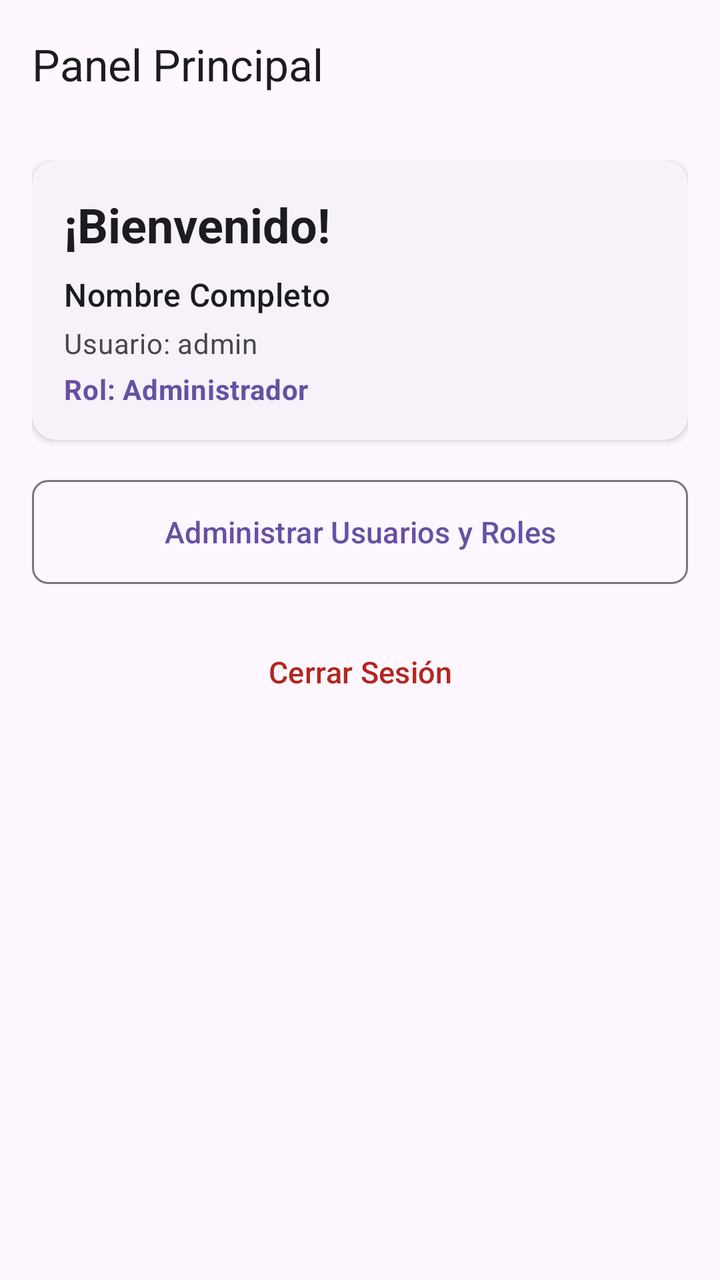
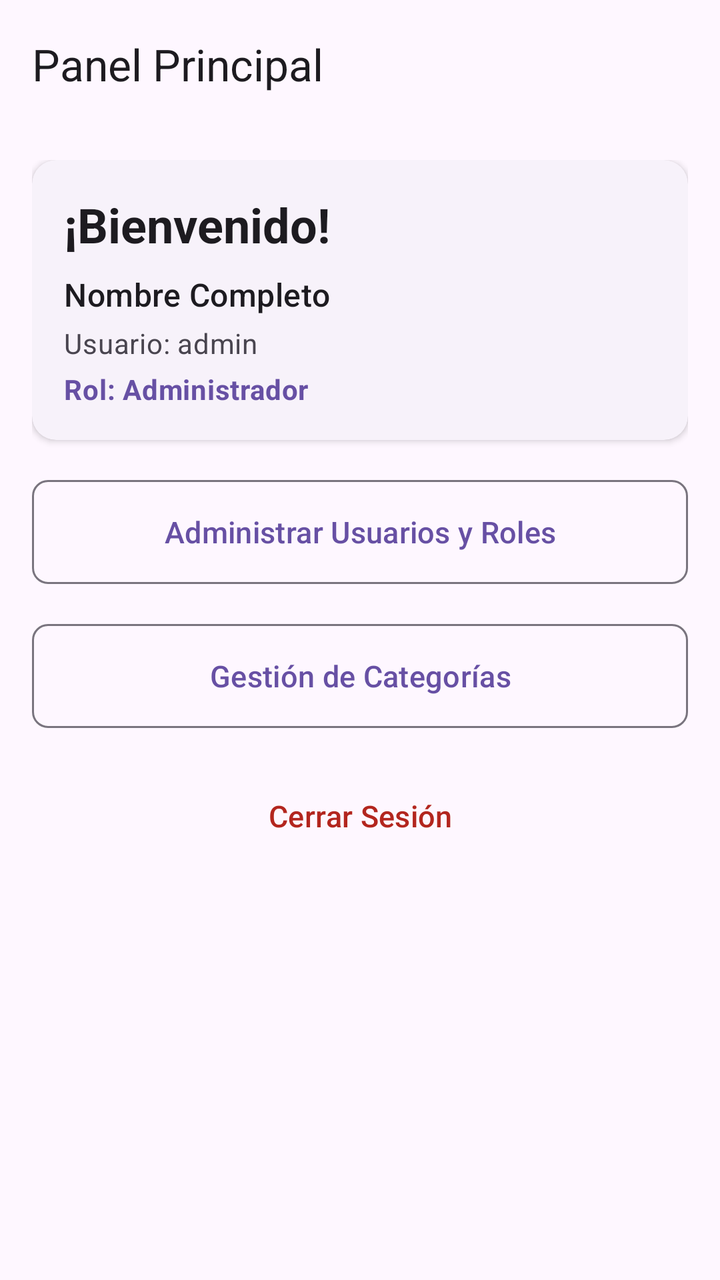

Before-and-after screenshots of an Android layout around one commit, followed by the original layout XML and the change that was made.
<!-- AndroidManifest.xml: application theme Theme.SistemaBodegaAppAndroid -->
<!-- res/layout/activity_main.xml -->
<?xml version="1.0" encoding="utf-8"?>
<androidx.coordinatorlayout.widget.CoordinatorLayout xmlns:android="http://schemas.android.com/apk/res/android"
    xmlns:app="http://schemas.android.com/apk/res-auto"
    xmlns:tools="http://schemas.android.com/tools"
    android:id="@+id/main"
    android:layout_width="match_parent"
    android:layout_height="match_parent"
    tools:context=".MainActivity">

    <com.google.android.material.appbar.AppBarLayout
        android:layout_width="match_parent"
        android:layout_height="wrap_content">

        <com.google.android.material.appbar.MaterialToolbar
            android:id="@+id/toolbarMain"
            android:layout_width="match_parent"
            android:layout_height="?attr/actionBarSize"
            app:title="@string/title_main" />
    </com.google.android.material.appbar.AppBarLayout>

    <androidx.core.widget.NestedScrollView
        android:layout_width="match_parent"
        android:layout_height="match_parent"
        app:layout_behavior="@string/appbar_scrolling_view_behavior">

        <LinearLayout
            android:layout_width="match_parent"
            android:layout_height="wrap_content"
            android:orientation="vertical"
            android:padding="16dp">

            
            <com.google.android.material.card.MaterialCardView
                style="@style/Widget.Material3.CardView.Elevated"
                android:layout_width="match_parent"
                android:layout_height="wrap_content"
                android:layout_marginBottom="16dp"
                app:cardCornerRadius="12dp"
                app:cardElevation="2dp">

                <LinearLayout
                    android:layout_width="match_parent"
                    android:layout_height="wrap_content"
                    android:orientation="vertical"
                    android:padding="16dp">

                    <TextView
                        android:id="@+id/tvWelcome"
                        android:layout_width="wrap_content"
                        android:layout_height="wrap_content"
                        android:text="@string/welcome_user"
                        android:textAppearance="@style/TextAppearance.Material3.HeadlineSmall"
                        android:textStyle="bold" />

                    <TextView
                        android:id="@+id/tvUserFullName"
                        android:layout_width="wrap_content"
                        android:layout_height="wrap_content"
                        android:layout_marginTop="8dp"
                        android:text="Nombre Completo"
                        android:textAppearance="@style/TextAppearance.Material3.TitleMedium" />

                    <TextView
                        android:id="@+id/tvUsername"
                        android:layout_width="wrap_content"
                        android:layout_height="wrap_content"
                        android:layout_marginTop="4dp"
                        android:text="Usuario: admin"
                        android:textAppearance="@style/TextAppearance.Material3.BodyMedium"
                        android:textColor="?attr/colorOnSurfaceVariant" />

                    <TextView
                        android:id="@+id/tvUserRole"
                        android:layout_width="wrap_content"
                        android:layout_height="wrap_content"
                        android:layout_marginTop="4dp"
                        android:text="Rol: Administrador"
                        android:textAppearance="@style/TextAppearance.Material3.BodyMedium"
                        android:textColor="?attr/colorPrimary"
                        android:textStyle="bold" />
                </LinearLayout>
            </com.google.android.material.card.MaterialCardView>

            
            <com.google.android.material.button.MaterialButton
                android:id="@+id/btnAdminUsersRoles"
                style="@style/Widget.Material3.Button.OutlinedButton"
                android:layout_width="match_parent"
                android:layout_height="60dp"
                android:layout_marginBottom="12dp"
                android:text="@string/btn_admin_users_roles"
                android:textSize="15sp"
                app:cornerRadius="8dp" />

            
            <com.google.android.material.button.MaterialButton
                android:id="@+id/btnLogout"
                style="@style/Widget.Material3.Button.TextButton"
                android:layout_width="match_parent"
                android:layout_height="56dp"
                android:text="@string/btn_logout"
                android:textColor="?attr/colorError"
                android:textSize="15sp" />

        </LinearLayout>
    </androidx.core.widget.NestedScrollView>

</androidx.coordinatorlayout.widget.CoordinatorLayout>
<!-- resources referenced by this layout -->
<resources>
  <string name="btn_admin_users_roles">Administrar Usuarios y Roles</string>
  <string name="btn_logout">Cerrar Sesión</string>
  <string name="title_main">Panel Principal</string>
  <string name="welcome_user">¡Bienvenido!</string>
  <style name="Theme.SistemaBodegaAppAndroid" parent="Base.Theme.SistemaBodegaAppAndroid" />
  <style name="Base.Theme.SistemaBodegaAppAndroid" parent="Theme.Material3.DayNight.NoActionBar">
          
          
      </style>
</resources>

<!-- the commit's change to res/layout/activity_main.xml (unified diff, before → after) -->
@@ -94,6 +94,17 @@
 
             
             <com.google.android.material.button.MaterialButton
+                android:id="@+id/btnAdminCategorias"
+                style="@style/Widget.Material3.Button.OutlinedButton"
+                android:layout_width="match_parent"
+                android:layout_height="60dp"
+                android:layout_marginBottom="12dp"
+                android:text="Gestión de Categorías"
+                android:textSize="15sp"
+                app:cornerRadius="8dp" />
+
+            
+            <com.google.android.material.button.MaterialButton
                 android:id="@+id/btnLogout"
                 style="@style/Widget.Material3.Button.TextButton"
                 android:layout_width="match_parent"
@@ -102,7 +113,8 @@
                 android:textColor="?attr/colorError"
                 android:textSize="15sp" />
 
+
         </LinearLayout>
     </androidx.core.widget.NestedScrollView>
 
-</androidx.coordinatorlayout.widget.CoordinatorLayout>
+    </androidx.coordinatorlayout.widget.CoordinatorLayout>
